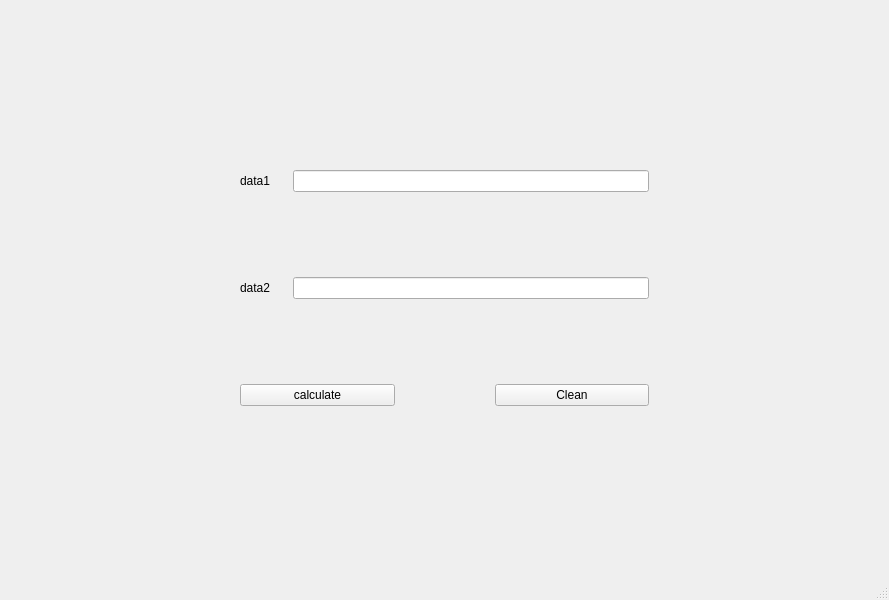
Before: the Qt Designer form mainwindow.ui in zhuxian1guo/QTMachine, drawn with Qt 5.
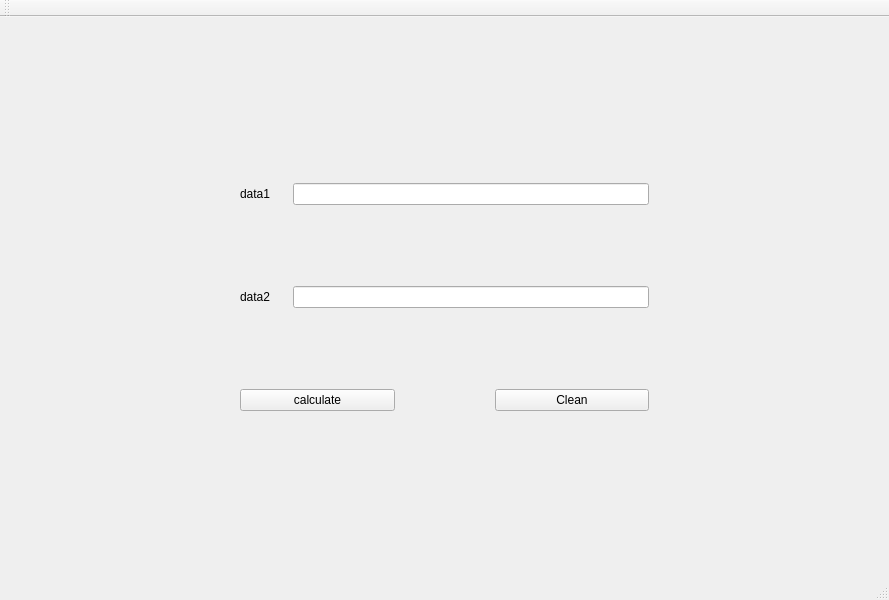
After: the same form once the commit is applied.

The edit to the form file:
```diff
--- a/mainwindow.ui
+++ b/mainwindow.ui
@@ -98,6 +98,17 @@
    </property>
   </widget>
   <widget class="QStatusBar" name="statusbar"/>
+  <widget class="QToolBar" name="toolBar">
+   <property name="windowTitle">
+    <string>toolBar</string>
+   </property>
+   <attribute name="toolBarArea">
+    <enum>TopToolBarArea</enum>
+   </attribute>
+   <attribute name="toolBarBreak">
+    <bool>false</bool>
+   </attribute>
+  </widget>
  </widget>
  <resources/>
  <connections/>
```
